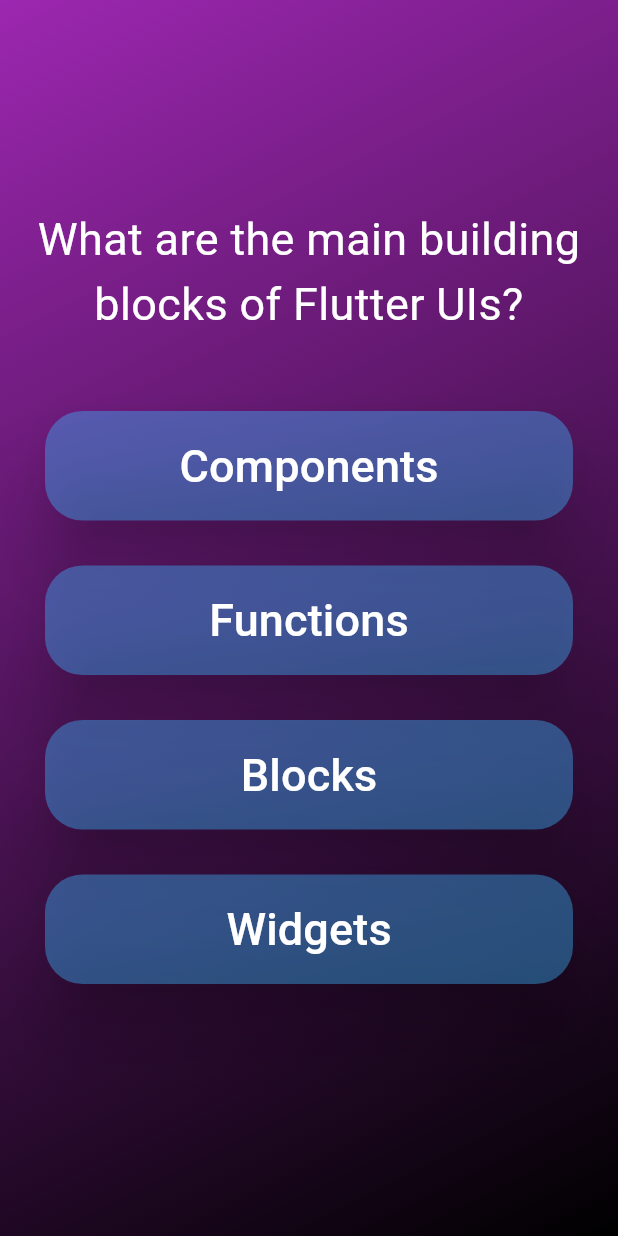
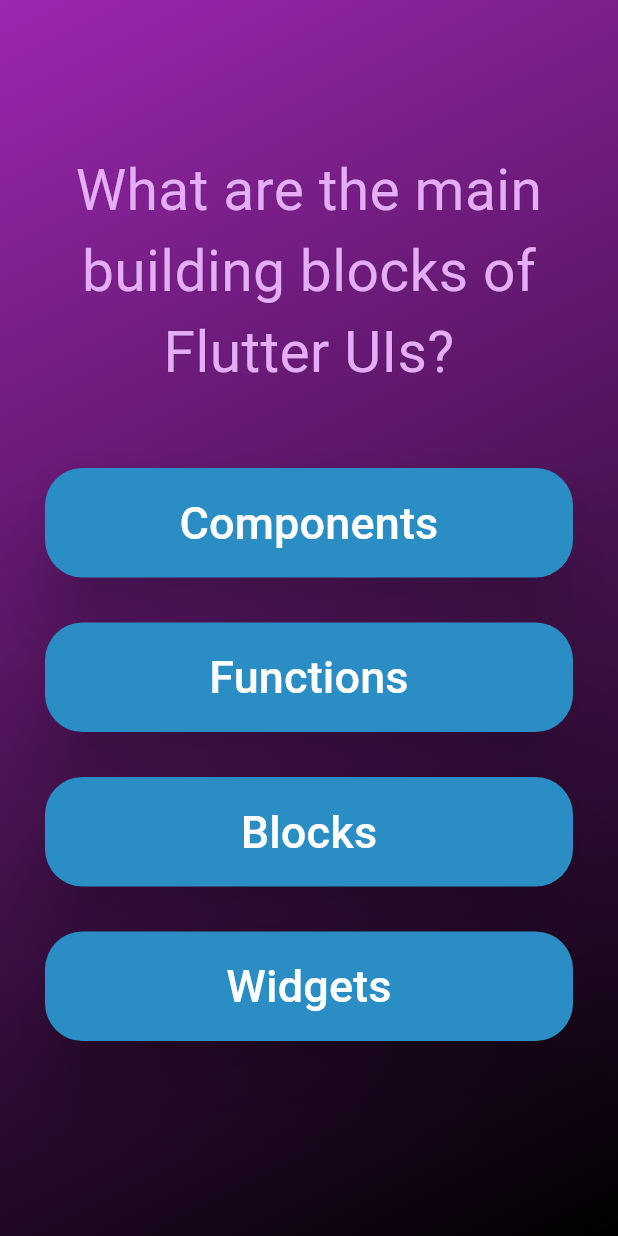
Before and after one commit to ambasstj/Flutter-Quiz-Practical-Interview-Prep, a Flutter app: the screen it shows after launch, after a tap on "Quiz Page", on a phone screen of 412 x 824 dp. Run offline on Flutter 3.47's test engine with Material 3 defaults, Android fonts, the phone set to English and light mode, and no system bars; our stand-ins replace google_fonts.

Commit message:
imports google fonts and iterates questiosn

```diff
--- a/lib/Model/answer_button.dart
+++ b/lib/Model/answer_button.dart
@@ -4,7 +4,7 @@ class AnswerButton extends StatelessWidget {
   final String answer;
   final Function() onTap;
 
-  AnswerButton(this.answer, this.onTap, {super.key});
+  const AnswerButton(this.answer, this.onTap, {super.key});
 
   @override
   Widget build(context) {
@@ -16,13 +16,13 @@ class AnswerButton extends StatelessWidget {
                 style: ElevatedButton.styleFrom(
                   padding: const EdgeInsets.symmetric(horizontal: 29,vertical: 15),
                   elevation: 20,
-                  backgroundColor: const Color(0x673AB7FF),
+                  backgroundColor: const Color(0xFF2A8DC4),
                   shape:  RoundedRectangleBorder(borderRadius: BorderRadius.circular(25))
                 ),
                 onPressed: onTap,
                 child: Text(
                   answer,
-                  style: const TextStyle(fontSize: 30, color: Colors.white),
+                  style: const TextStyle(fontSize: 30, color: Colors.white),textAlign: TextAlign.center,
                 ),
               ),
               const SizedBox(height: 20)
--- a/lib/Model/question.dart
+++ b/lib/Model/question.dart
@@ -7,7 +7,7 @@ class Question{
   Question(this.text, this.answers);
 
   List<String> getShuffledAnswers(){
-    List<String> shuffledAnswers = List.of(answers);
+    final List<String> shuffledAnswers = List.of(answers);
     shuffledAnswers.shuffle();
     return shuffledAnswers;
   }
--- a/lib/questions_screen.dart
+++ b/lib/questions_screen.dart
@@ -1,6 +1,7 @@
 import 'package:flutter/material.dart';
 import 'package:quiz_app/Model/answer_button.dart';
 import 'package:quiz_app/Model/questions.dart';
+import 'package:google_fonts/google_fonts.dart';
 
 class QuestionsScreen extends StatefulWidget {
   const QuestionsScreen({super.key});
@@ -12,10 +13,18 @@ class QuestionsScreen extends StatefulWidget {
 }
 
 class _QuestionsScreen extends State<QuestionsScreen> {
-  final currentQuestion = questions[0];
+  int currentIndex = 0;
+
+  void nextQuestion() {
+    setState(() {
+      currentIndex += 1;
+    });
+  }
 
   @override
   Widget build(context) {
+    final currentQuestion = questions[currentIndex];
+
     return Container(
       decoration: const BoxDecoration(
           gradient: LinearGradient(
@@ -26,13 +35,16 @@ class _QuestionsScreen extends State<QuestionsScreen> {
         child: Column(
           mainAxisAlignment: MainAxisAlignment.center,
           children: [
-            Text(currentQuestion.text,
-                textAlign: TextAlign.center,
-                style: const TextStyle(fontSize: 30, color: Colors.white)),
+            Text(
+              currentQuestion.text,
+              textAlign: TextAlign.center,
+              style: GoogleFonts.roboto(shadows: [const Shadow(offset: Offset.zero,blurRadius: 0.1)] ,fontSize: 38, color: const Color(
+                  0xFFE6ACF8)),
+            ),
             const SizedBox(height: 50),
             ...currentQuestion.getShuffledAnswers().map(
-              (answer) => AnswerButton(answer, () {}),
-            )
+                  (answer) => AnswerButton(answer, nextQuestion),
+                )
           ],
         ),
       ),
--- a/lib/quiz.dart
+++ b/lib/quiz.dart
@@ -20,7 +20,7 @@ class _Quiz extends State<Quiz>{
   }
   void switchScreen(){
     setState(() {
-      activeScreen = QuestionsScreen();
+      activeScreen = const QuestionsScreen();
     });}
 
   @override
--- a/pubspec.yaml
+++ b/pubspec.yaml
@@ -35,6 +35,7 @@ dependencies:
   # The following adds the Cupertino Icons font to your application.
   # Use with the CupertinoIcons class for iOS style icons.
   cupertino_icons: ^1.0.2
+  google_fonts: ^6.1.0
 
 dev_dependencies:
   flutter_test:
```
Also changed, not shown: pubspec.lock, 8 other files.
